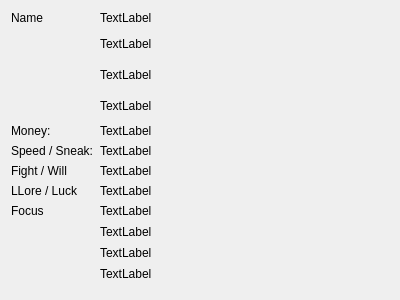
Before: the Qt Designer form arkhorclient/gui/characterwidget.ui in kingnak/arkhor, drawn with Qt 5.
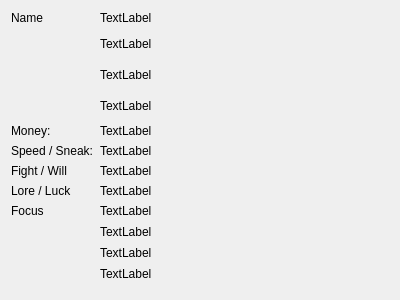
After: the same form once the commit is applied. Icons and pictures are not drawn.

Diff of the .ui file:
```diff
--- a/arkhorclient/gui/characterwidget.ui
+++ b/arkhorclient/gui/characterwidget.ui
@@ -157,7 +157,7 @@
      <item row="7" column="0">
       <widget class="QLabel" name="label_6">
        <property name="text">
-        <string>LLore / Luck</string>
+        <string>Lore / Luck</string>
        </property>
       </widget>
      </item>
```
